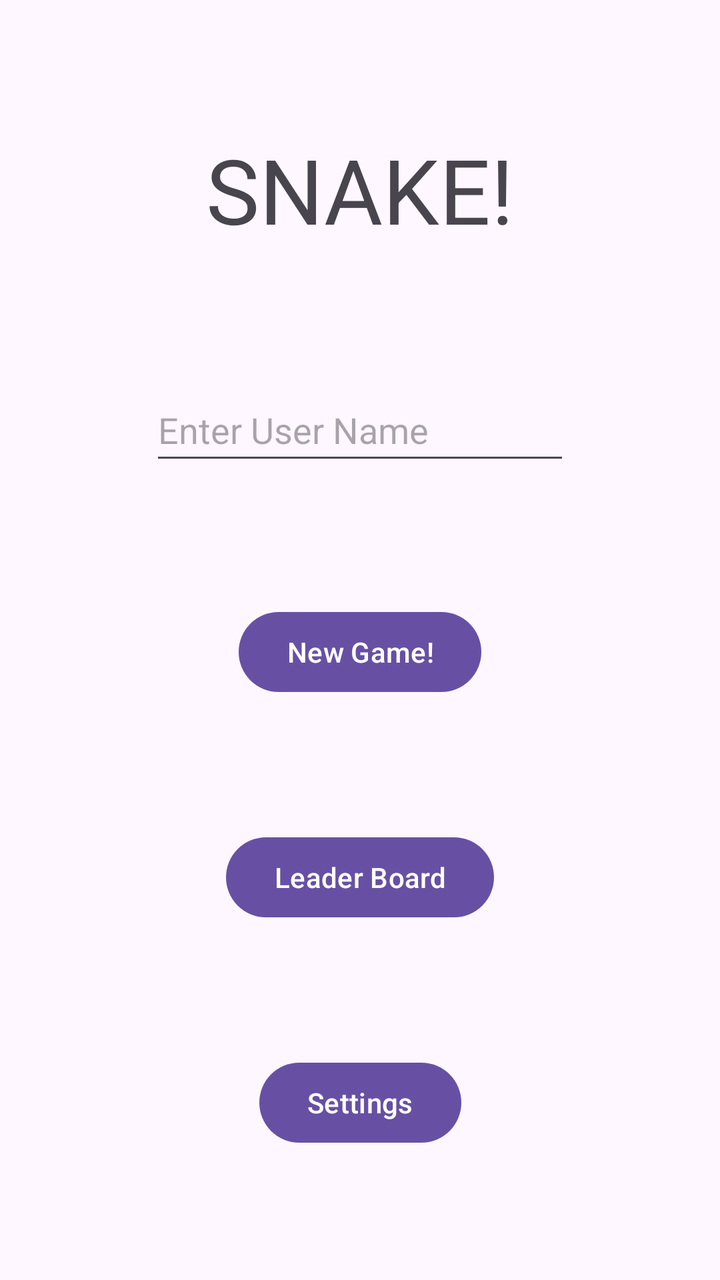
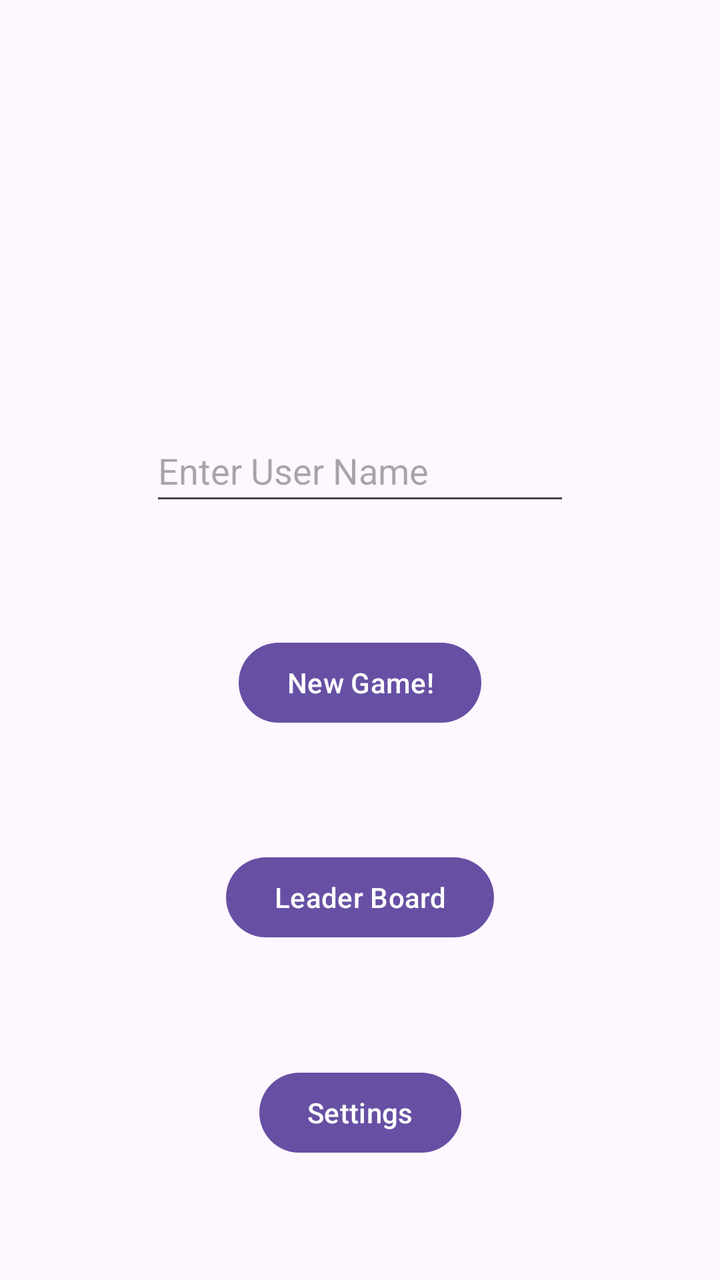

The first picture is an Android layout as it rendered before a commit; the second is the same layout after the commit. The layout source and the unified diff follow.
<!-- AndroidManifest.xml: application theme Theme.Final_Project_Uriya -->
<!-- res/layout/activity_main_menu.xml -->
<?xml version="1.0" encoding="utf-8"?>
<androidx.constraintlayout.widget.ConstraintLayout xmlns:android="http://schemas.android.com/apk/res/android"
    xmlns:app="http://schemas.android.com/apk/res-auto"
    xmlns:tools="http://schemas.android.com/tools"
    android:id="@+id/main"
    android:layout_width="match_parent"
    android:layout_height="match_parent"
    tools:context=".MainMenuActivity">

    <TextView
        android:id="@+id/tvSNAKE"
        android:layout_width="wrap_content"
        android:layout_height="wrap_content"
        android:text="SNAKE!"
        android:textSize="45dp"
        app:layout_constraintBottom_toTopOf="@+id/etUserName"
        app:layout_constraintEnd_toEndOf="parent"
        app:layout_constraintStart_toStartOf="parent"
        app:layout_constraintTop_toTopOf="parent" />

    <Button
        android:id="@+id/btnNewGame"
        android:layout_width="wrap_content"
        android:layout_height="wrap_content"
        android:text="New Game!"
        app:layout_constraintBottom_toTopOf="@+id/btnLeaderBoard"
        app:layout_constraintEnd_toEndOf="parent"
        app:layout_constraintStart_toStartOf="parent"
        app:layout_constraintTop_toBottomOf="@+id/etUserName" />

    <Button
        android:id="@+id/btnLeaderBoard"
        android:layout_width="wrap_content"
        android:layout_height="wrap_content"
        android:text="Leader Board"
        app:layout_constraintBottom_toTopOf="@+id/btnSettings"
        app:layout_constraintEnd_toEndOf="parent"
        app:layout_constraintStart_toStartOf="parent"
        app:layout_constraintTop_toBottomOf="@+id/btnNewGame" />

    <Button
        android:id="@+id/btnSettings"
        android:layout_width="wrap_content"
        android:layout_height="wrap_content"
        android:text="Settings"
        app:layout_constraintBottom_toBottomOf="parent"
        app:layout_constraintEnd_toEndOf="parent"
        app:layout_constraintStart_toStartOf="parent"
        app:layout_constraintTop_toBottomOf="@+id/btnLeaderBoard" />

    <EditText
        android:id="@+id/etUserName"
        android:layout_width="wrap_content"
        android:layout_height="wrap_content"
        android:ems="10"
        android:maxLength="8"
        android:hint="Enter User Name"
        android:inputType="text"
        android:minHeight="48dp"
        app:layout_constraintBottom_toTopOf="@+id/btnNewGame"
        app:layout_constraintEnd_toEndOf="parent"
        app:layout_constraintStart_toStartOf="parent"
        app:layout_constraintTop_toBottomOf="@+id/tvSNAKE" />

</androidx.constraintlayout.widget.ConstraintLayout>
<!-- resources referenced by this layout -->
<resources>
  <style name="Theme.Final_Project_Uriya" parent="Base.Theme.Final_Project_Uriya" />
  <style name="Base.Theme.Final_Project_Uriya" parent="Theme.Material3.DayNight.NoActionBar">
          
          
      </style>
</resources>

<!-- the commit's change to res/layout/activity_main_menu.xml (unified diff, before → after) -->
@@ -6,17 +6,6 @@
     android:layout_width="match_parent"
     android:layout_height="match_parent"
     tools:context=".MainMenuActivity">
-
-    <TextView
-        android:id="@+id/tvSNAKE"
-        android:layout_width="wrap_content"
-        android:layout_height="wrap_content"
-        android:text="SNAKE!"
-        android:textSize="45dp"
-        app:layout_constraintBottom_toTopOf="@+id/etUserName"
-        app:layout_constraintEnd_toEndOf="parent"
-        app:layout_constraintStart_toStartOf="parent"
-        app:layout_constraintTop_toTopOf="parent" />
 
     <Button
         android:id="@+id/btnNewGame"
@@ -48,18 +37,28 @@
         app:layout_constraintStart_toStartOf="parent"
         app:layout_constraintTop_toBottomOf="@+id/btnLeaderBoard" />
 
+    <ImageView
+        android:id="@+id/imageViewSnake"
+        android:layout_width="wrap_content"
+        android:layout_height="wrap_content"
+        app:layout_constraintBottom_toTopOf="@+id/etUserName"
+        app:layout_constraintEnd_toEndOf="parent"
+        app:layout_constraintStart_toStartOf="parent"
+        app:layout_constraintTop_toTopOf="parent"></ImageView>
+
     <EditText
         android:id="@+id/etUserName"
         android:layout_width="wrap_content"
         android:layout_height="wrap_content"
+        android:layout_marginTop="150dp"
         android:ems="10"
-        android:maxLength="8"
         android:hint="Enter User Name"
         android:inputType="text"
+        android:maxLength="8"
         android:minHeight="48dp"
         app:layout_constraintBottom_toTopOf="@+id/btnNewGame"
         app:layout_constraintEnd_toEndOf="parent"
         app:layout_constraintStart_toStartOf="parent"
-        app:layout_constraintTop_toBottomOf="@+id/tvSNAKE" />
+        app:layout_constraintTop_toTopOf="parent" />
 
 </androidx.constraintlayout.widget.ConstraintLayout>
